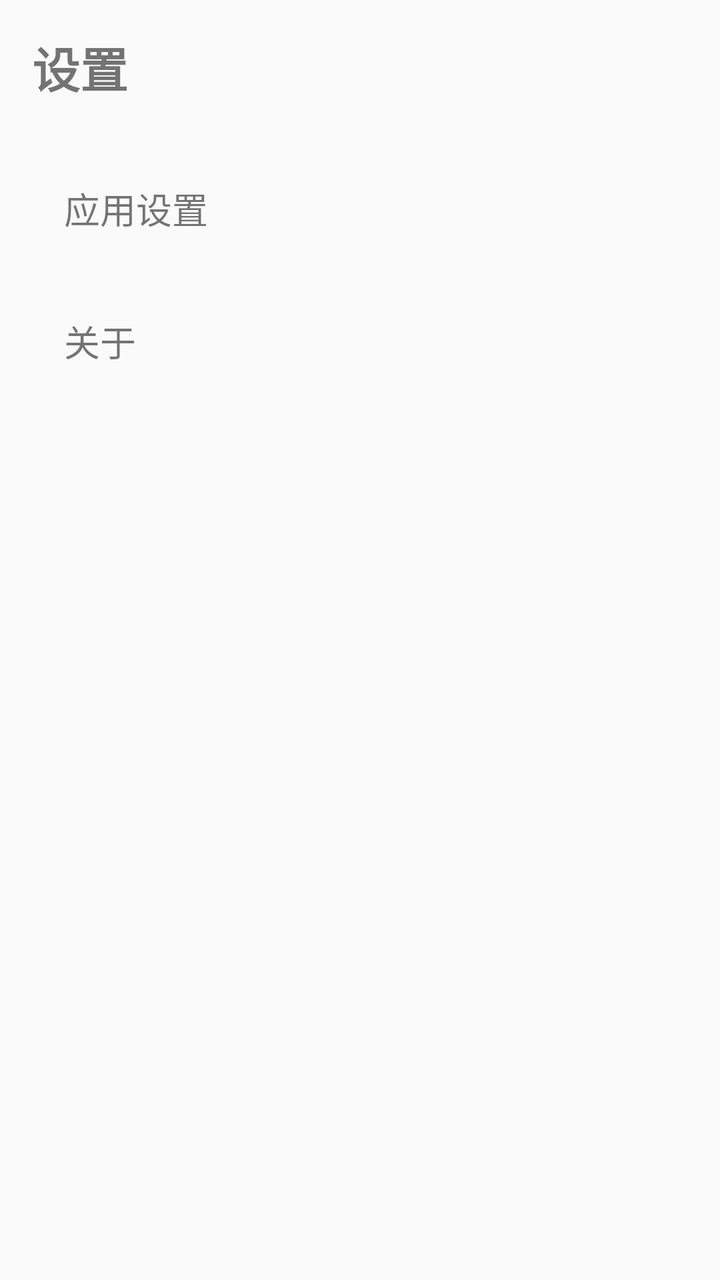
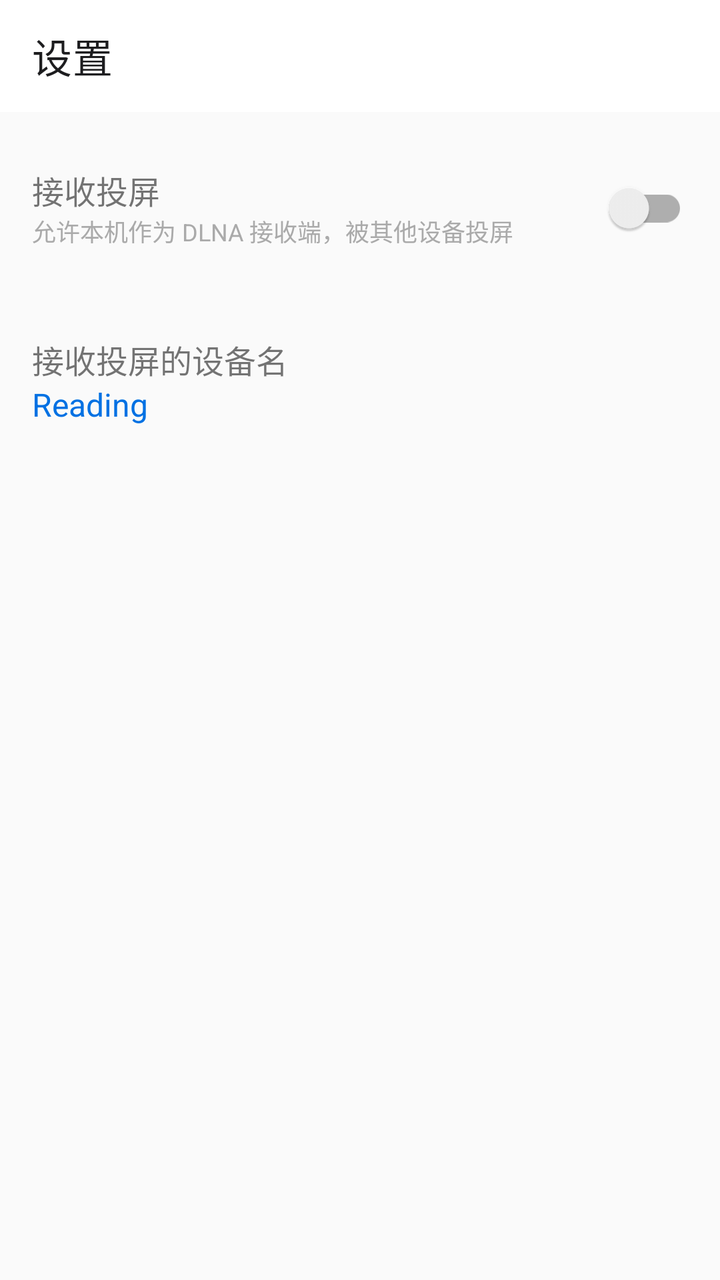

Before-and-after screenshots of an Android layout around one commit, followed by the original layout XML and the change that was made.
<!-- AndroidManifest.xml: application theme Theme.Reading -->
<!-- res/layout/fragment_setting.xml -->
<?xml version="1.0" encoding="utf-8"?>
<LinearLayout xmlns:android="http://schemas.android.com/apk/res/android"
    android:layout_width="match_parent"
    android:layout_height="match_parent"
    android:orientation="vertical"
    android:background="@color/gray_50"
    android:padding="16dp">

    <TextView
        android:id="@+id/tv_title"
        android:layout_width="wrap_content"
        android:layout_height="wrap_content"
        android:text="设置"
        android:textSize="24sp"
        android:textStyle="bold"
        android:layout_marginBottom="24dp" />

    
    <TextView
        android:layout_width="match_parent"
        android:layout_height="wrap_content"
        android:text="应用设置"
        android:textSize="18sp"
        android:padding="16dp"
        android:background="?android:attr/selectableItemBackground" />

    <TextView
        android:layout_width="match_parent"
        android:layout_height="wrap_content"
        android:text="关于"
        android:textSize="18sp"
        android:padding="16dp"
        android:background="?android:attr/selectableItemBackground"
        android:layout_marginTop="8dp" />

</LinearLayout>
<!-- resources referenced by this layout -->
<resources>
  <color name="gray_50">#FAFAFA</color>
  <style name="Theme.Reading" parent="Theme.MaterialComponents.DayNight.DarkActionBar">
          
          
  
          <item name="colorPrimary">@color/ios_blue</item>
          <item name="colorPrimaryVariant">@color/ios_blue</item>
          <item name="colorOnPrimary">@color/white</item>
          
          <item name="colorSecondary">@color/teal_200</item>
          <item name="colorSecondaryVariant">@color/teal_700</item>
          <item name="colorOnSecondary">@color/black</item>
          
          <item name="android:colorBackground">@color/black</item>
          <item name="colorSurface">@color/white</item>
          
          <item name="android:statusBarColor" tools:targetApi="l">@color/gray_900</item>
          
          
          <item name="windowNoTitle">true</item>
          <item name="windowActionBar">false</item>
  
          
      </style>
  <color name="ios_blue">#0071E3</color>
  <color name="white">#FFFFFF</color>
  <color name="teal_200">#FF03DAC5</color>
  <color name="teal_700">#FF018786</color>
  <color name="black">#000000</color>
  <color name="gray_900">#212121</color>
</resources>

<!-- the commit's change to res/layout/fragment_setting.xml (unified diff, before → after) -->
@@ -2,35 +2,95 @@
 <LinearLayout xmlns:android="http://schemas.android.com/apk/res/android"
     android:layout_width="match_parent"
     android:layout_height="match_parent"
+    xmlns:app="http://schemas.android.com/apk/res-auto"
+    android:background="@color/gray_50"
     android:orientation="vertical"
-    android:background="@color/gray_50"
-    android:padding="16dp">
+    android:fitsSystemWindows="true">
 
-    <TextView
-        android:id="@+id/tv_title"
-        android:layout_width="wrap_content"
+    <com.google.android.material.appbar.AppBarLayout
+        android:id="@+id/app_bar"
+        android:layout_width="match_parent"
         android:layout_height="wrap_content"
-        android:text="设置"
-        android:textSize="24sp"
-        android:textStyle="bold"
-        android:layout_marginBottom="24dp" />
+        android:background="@color/ios_card_background"
+        app:elevation="0dp">
+
+        <androidx.appcompat.widget.Toolbar
+            android:id="@+id/toolbar"
+            android:layout_width="match_parent"
+            android:layout_height="?attr/actionBarSize"
+            android:background="@color/ios_card_background"
+            app:title="设置"
+            app:titleTextAppearance="@style/TextAppearance.MaterialComponents.Headline6"
+            app:titleTextColor="@color/ios_text_primary">
+
+        </androidx.appcompat.widget.Toolbar>
+
+    </com.google.android.material.appbar.AppBarLayout>
 
     
-    <TextView
+    <LinearLayout
         android:layout_width="match_parent"
         android:layout_height="wrap_content"
-        android:text="应用设置"
-        android:textSize="18sp"
-        android:padding="16dp"
-        android:background="?android:attr/selectableItemBackground" />
+        android:layout_marginTop="8dp"
+        android:background="?android:attr/selectableItemBackground"
+        android:gravity="center_vertical"
+        android:orientation="horizontal"
+        android:padding="16dp">
 
-    <TextView
+        <LinearLayout
+            android:layout_width="0dp"
+            android:layout_height="wrap_content"
+            android:layout_weight="1"
+            android:orientation="vertical">
+
+            <TextView
+                android:layout_width="wrap_content"
+                android:layout_height="wrap_content"
+                android:text="接收投屏"
+                android:textSize="16sp" />
+
+            <TextView
+                android:layout_width="wrap_content"
+                android:layout_height="wrap_content"
+                android:text="允许本机作为 DLNA 接收端，被其他设备投屏"
+                android:textColor="@android:color/darker_gray"
+                android:textSize="12sp" />
+
+        </LinearLayout>
+
+        <androidx.appcompat.widget.SwitchCompat
+            android:id="@+id/switch_receive_cast"
+            android:layout_width="wrap_content"
+            android:layout_height="wrap_content" />
+
+    </LinearLayout>
+
+    
+    <LinearLayout
+        android:id="@+id/ll_name"
         android:layout_width="match_parent"
         android:layout_height="wrap_content"
-        android:text="关于"
-        android:textSize="18sp"
-        android:padding="16dp"
+        android:layout_marginTop="8dp"
         android:background="?android:attr/selectableItemBackground"
-        android:layout_marginTop="8dp" />
+        android:gravity="center_vertical"
+        android:orientation="vertical"
+        android:padding="16dp">
+
+        <TextView
+            android:layout_width="wrap_content"
+            android:layout_height="wrap_content"
+            android:text="接收投屏的设备名"
+            android:textSize="16sp" />
+
+        <TextView
+            android:id="@+id/tv_name"
+            android:layout_width="wrap_content"
+            android:layout_height="wrap_content"
+            android:text="Reading"
+            android:textColor="@color/ios_blue"
+            android:textSize="16sp" />
+
+
+    </LinearLayout>
 
 </LinearLayout>
<!-- resource entries referenced after the edit -->
@@ -25,6 +25,8 @@
           
       </style>
   <color name="ios_blue">#0071E3</color>
+  <color name="ios_card_background">#FFFFFF</color>
+  <color name="ios_text_primary">#1D1D1F</color>
   <color name="white">#FFFFFF</color>
   <color name="teal_200">#FF03DAC5</color>
   <color name="teal_700">#FF018786</color>
